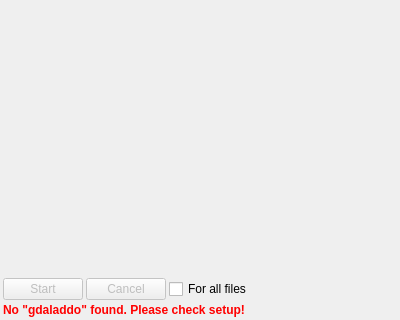
The window that src/qmaptool/tool/IToolAddOverview.ui (Maproom/qmapshack) describes before a commit, drawn with Qt 5; both pictures show x 0 to 400 and y 281 to 601 of the 400 by 601 pixel window.
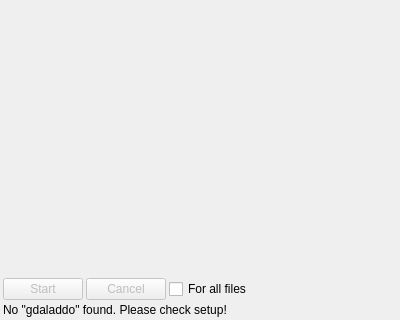
The same window after the commit. Icons and pictures are not drawn. Custom widgets are drawn as their Qt base class.

Diff of the .ui file:
```diff
--- a/src/qmaptool/tool/IToolAddOverview.ui
+++ b/src/qmaptool/tool/IToolAddOverview.ui
@@ -254,7 +254,7 @@
    <item>
     <widget class="QLabel" name="labelNoGdaladdo">
      <property name="text">
-      <string>&lt;b style='color: red;'&gt;No &quot;gdaladdo&quot; found. Please check setup!&lt;/b&gt;</string>
+      <string>No &quot;gdaladdo&quot; found. Please check setup!</string>
      </property>
      <property name="wordWrap">
       <bool>true</bool>
```
